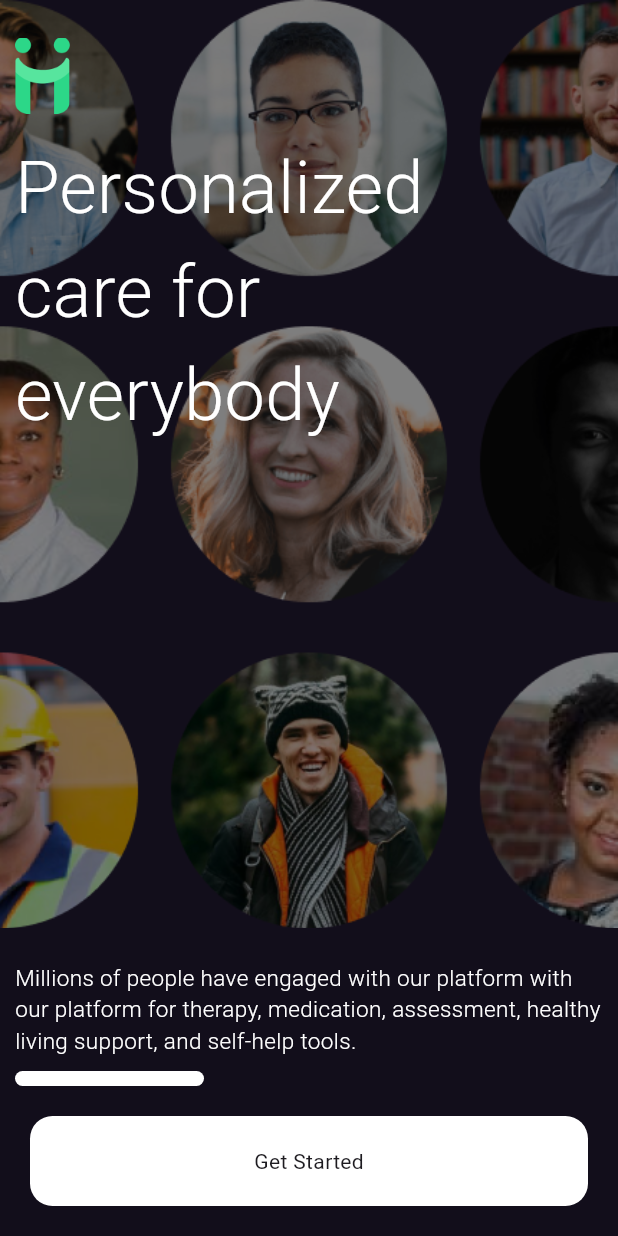
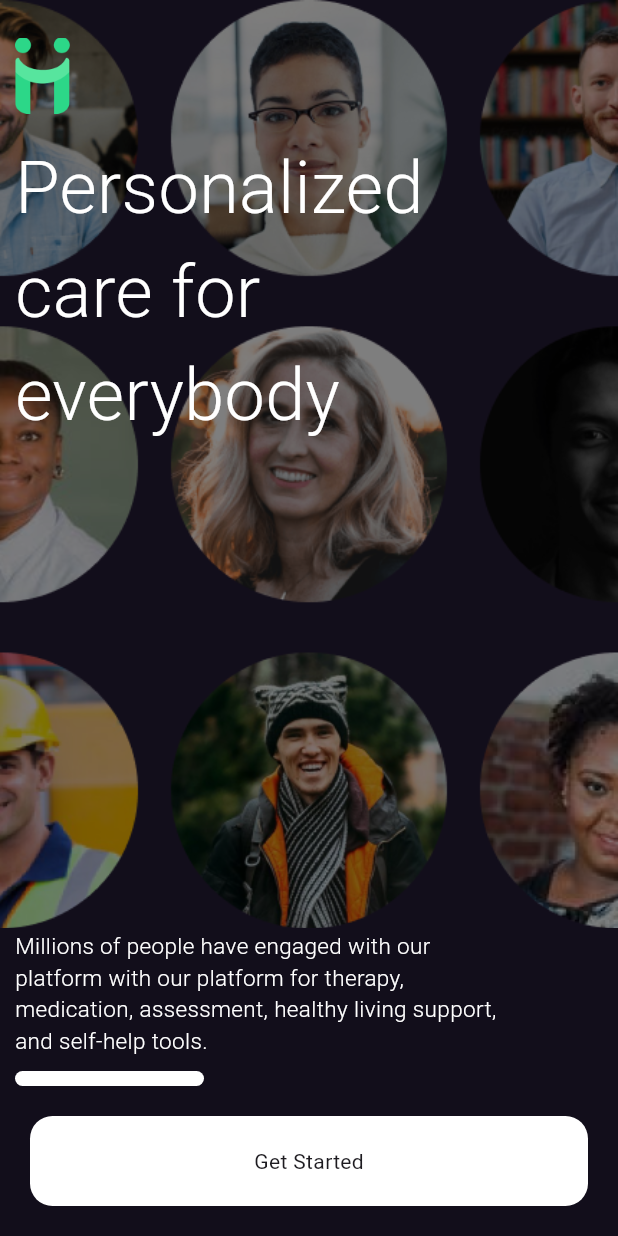
Before and after one commit to woedy/happi_workers_pract, a Flutter app: the screen it shows after launch, on a phone screen of 412 x 824 dp. Run offline on Flutter 3.47's test engine with Material 3 defaults, Android fonts, the phone set to English and light mode, and no system bars; our stand-ins replace shared_preferences; Roboto replaces fonts that are missing (Montserrat); project files that could hold a hidden picture were left out.

Commit message:
pPush from windows

```diff
--- a/lib/Welcome/welcome_page1.dart
+++ b/lib/Welcome/welcome_page1.dart
@@ -60,7 +60,7 @@ class _WelcomePage1State extends State<WelcomePage1> {
                         mainAxisAlignment: MainAxisAlignment.end,
 
                         children: [
-                          Text("Millions of people have engaged with our platform with our platform for therapy, medication, assessment, healthy living support, and self-help tools.", style: TextStyle(fontSize: 15, color: Colors.white, fontWeight: FontWeight.w300),),
+                          Text("Millions of people have engaged with our\nplatform with our platform for therapy,\nmedication, assessment, healthy living support,\nand self-help tools.", style: TextStyle(fontSize: 15, color: Colors.white, fontWeight: FontWeight.w300),),
                           SizedBox(
                             height: 10,
                           ),
```
Also changed, not shown: pubspec.lock.
